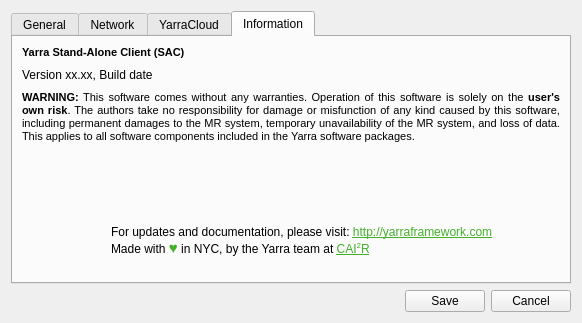
Before: the Qt Designer form StandaloneClient/sac_configurationdialog.ui in WillForan/yarraclient, drawn with Qt 5.
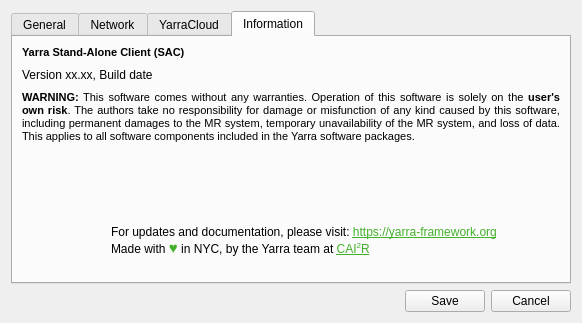
After: the same form once the commit is applied. The open tabs and pages were chosen to show the change. Icons and pictures are not drawn.

```diff
--- a/StandaloneClient/sac_configurationdialog.ui
+++ b/StandaloneClient/sac_configurationdialog.ui
@@ -441,7 +441,7 @@
          <item>
           <widget class="QLabel" name="label_2">
            <property name="text">
-            <string>&lt;html&gt;&lt;head/&gt;&lt;body&gt;&lt;p&gt;For updates and documentation, please visit: &lt;a href=&quot;http://yarraframework.com&quot;&gt;&lt;span style=&quot; text-decoration: underline; color:#43b02a;&quot;&gt;http://yarraframework.com&lt;br/&gt;&lt;/span&gt;&lt;/a&gt;Made with &lt;span style=&quot; font-family:'arial'; font-size:15px; color:#43b02a;&quot;&gt;♥&lt;/span&gt; in NYC, by the Yarra team at &lt;a href=&quot;http://cai2r.net&quot;&gt;&lt;span style=&quot; text-decoration: underline; color:#43b02a;&quot;&gt;CAI&lt;/span&gt;&lt;/a&gt;&lt;a href=&quot;http://cai2r.net&quot;&gt;&lt;span style=&quot; text-decoration: underline; color:#43b02a; vertical-align:super;&quot;&gt;2&lt;/span&gt;&lt;/a&gt;&lt;a href=&quot;http://cai2r.net&quot;&gt;&lt;span style=&quot; text-decoration: underline; color:#43b02a;&quot;&gt;R&lt;/span&gt;&lt;/a&gt;&lt;/p&gt;&lt;/body&gt;&lt;/html&gt;</string>
+            <string>&lt;html&gt;&lt;head/&gt;&lt;body&gt;&lt;p&gt;For updates and documentation, please visit: &lt;a href=&quot;https://yarra-framework.org&quot;&gt;&lt;span style=&quot; text-decoration: underline; color:#43b02a;&quot;&gt;https://yarra-framework.org&lt;br/&gt;&lt;/span&gt;&lt;/a&gt;Made with &lt;span style=&quot; font-family:'arial'; font-size:15px; color:#43b02a;&quot;&gt;♥&lt;/span&gt; in NYC, by the Yarra team at &lt;a href=&quot;http://cai2r.net&quot;&gt;&lt;span style=&quot; text-decoration: underline; color:#43b02a;&quot;&gt;CAI&lt;/span&gt;&lt;/a&gt;&lt;a href=&quot;http://cai2r.net&quot;&gt;&lt;span style=&quot; text-decoration: underline; color:#43b02a; vertical-align:super;&quot;&gt;2&lt;/span&gt;&lt;/a&gt;&lt;a href=&quot;http://cai2r.net&quot;&gt;&lt;span style=&quot; text-decoration: underline; color:#43b02a;&quot;&gt;R&lt;/span&gt;&lt;/a&gt;&lt;/p&gt;&lt;/body&gt;&lt;/html&gt;</string>
            </property>
            <property name="textFormat">
             <enum>Qt::RichText</enum>
```
Left out of the diff: 2 changed lines with no effect on the pictures.
